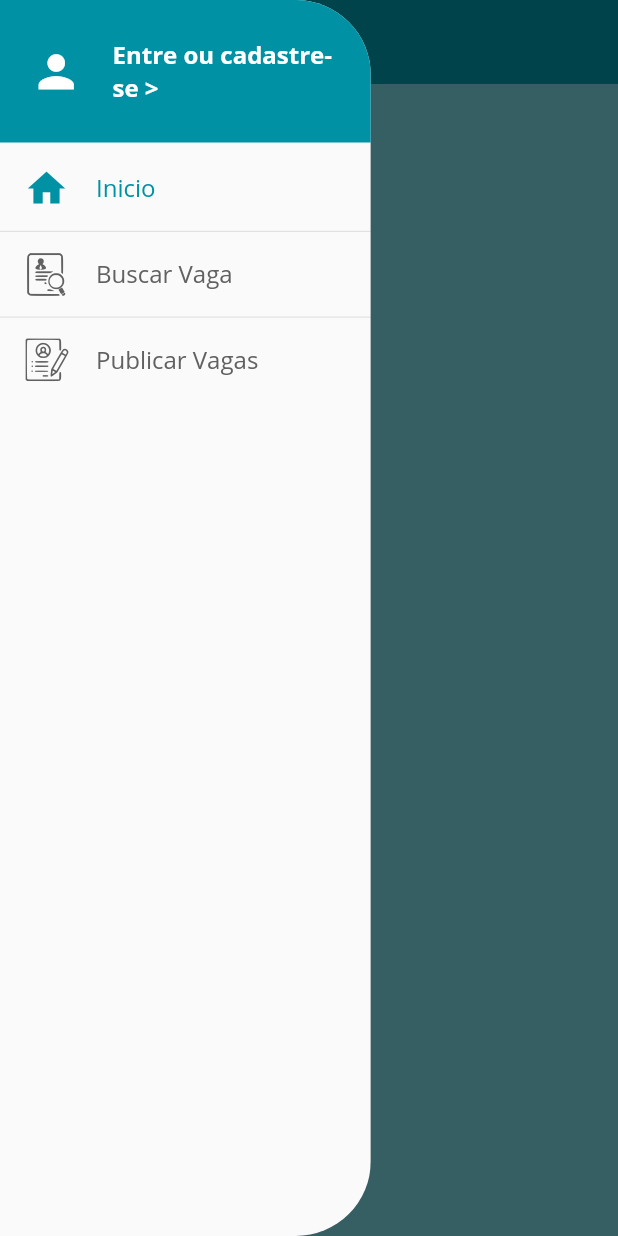
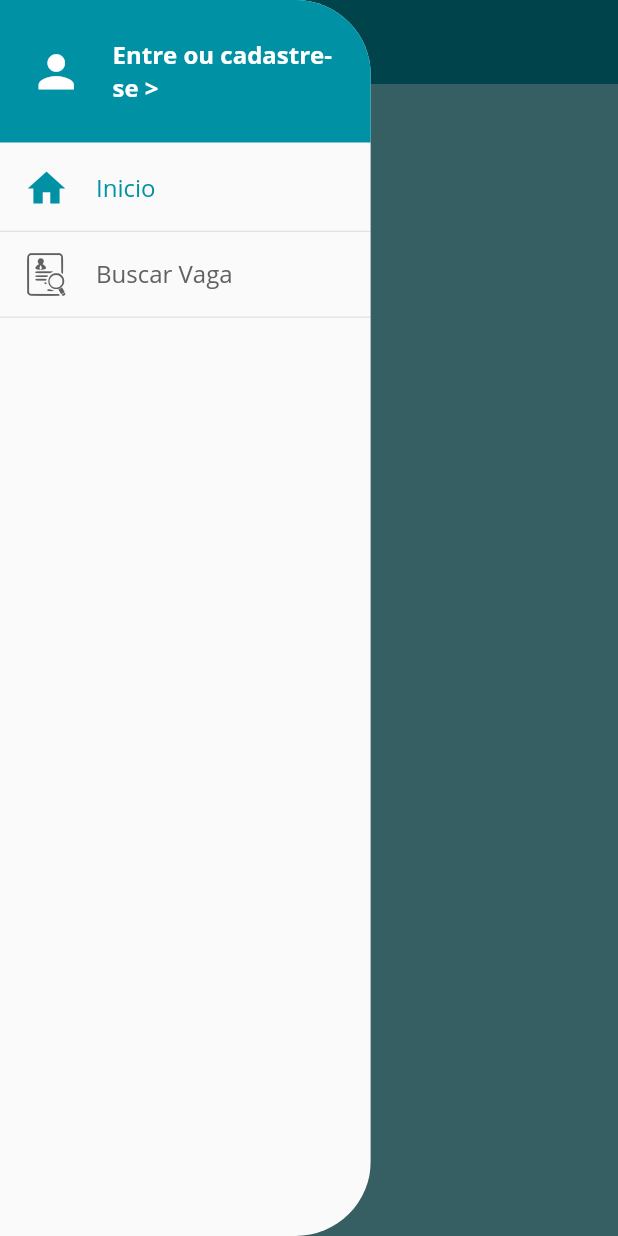
Before and after one commit to NylRJ/VenturaHR, a Flutter app: the screen it shows after launch, with the side drawer open, on a phone screen of 412 x 824 dp. Run offline on Flutter 3.47's test engine with Material 2 defaults, Android fonts, the phone set to English and light mode, and no system bars; our stand-ins replace after_layout, brasil_fields, carousel_pro, cloud_firestore, dio, firebase_auth and 4 more; accounts and stored records are empty; project files that could hold a hidden picture were left out.

Commit message:
Menu Drawer custom filtro vagas publicadas

```diff
--- a/ventura_rh/lib/common/components/custom_drawer/custom_drawer.dart
+++ b/ventura_rh/lib/common/components/custom_drawer/custom_drawer.dart
@@ -2,8 +2,8 @@ import 'package:flutter/material.dart';
 import 'package:ventura_rh/common/components/custom_drawer/drawer_tile.dart';
 import 'package:ventura_rh/common/components/custom_drawer/page_header.dart';
 import 'package:ventura_rh/utils/responsive.dart';
-
-import 'custom_drawer_header.dart';
+import 'package:provider/provider.dart';
+import 'package:ventura_rh/models/users/user_manager.dart';
 
 class CustomDrawer extends StatelessWidget {
   @override
@@ -11,12 +11,15 @@ class CustomDrawer extends StatelessWidget {
     final Responsive responsive = Responsive.of(context);
     final bool isTablet = MediaQuery.of(context).size.shortestSide >= 600;
 
+
     return ClipRRect(
       borderRadius: const BorderRadius.horizontal(right:  Radius.circular(50)),
       child: SizedBox(
         width: isTablet? MediaQuery.of(context).size.width * 0.50:MediaQuery.of(context).size.width * 0.60,
         child: Drawer(
-          child: ListView(
+          child: Consumer<UserManager>(
+            builder: (_,userManager,__){
+              return ListView(
                 children: <Widget>[
                   PageHeader(isTablet: isTablet,),
                   const SizedBox(height: 10,),
@@ -32,12 +35,43 @@ class CustomDrawer extends StatelessWidget {
                     page: 1,
                   ),
                   const Divider(),
+                  if(userManager.isLoggedIn)
+                    if(userManager.isCompany())
                   const DrawerTile(
                     iconData:  IconData(0xe900, fontFamily: 'editar_vagas'),
                     title: 'Publicar Vagas',
                     page: 2,
                   ),
+                  if(userManager.isLoggedIn)
+                    if(userManager.isCompany())
+                      const DrawerTile(
+                        iconData:  IconData(0xe9ae, fontFamily: 'ic_mala'),
+                        title: 'Vagas Publicadas',
+                        page: 3,
+
+                      ),
+                  if(userManager.isLoggedIn)
+                    if(userManager.isCompany())
+                      Transform.translate(
+                        offset: Offset(-25,0),
+                        child: const DrawerTile(
+                          iconData:  IconData(0xe901, fontFamily: 'ranking_vagas',),
+                          title: 'Ranking',
+                          page: 4,
+                          size: 50,
+                        ),
+                      ),
+                  if(userManager.isLoggedIn)
+                    if(!userManager.isCompany())
+                  const DrawerTile(
+                    iconData:  IconData(0xe900, fontFamily: 'editar_vagas'),
+                    title: 'Vagas Respondidas',
+                    page: 5,
+
+                  ),
                 ],
+              );
+            },
           ),
         ),
       ),
--- a/ventura_rh/lib/common/components/custom_drawer/drawer_tile.dart
+++ b/ventura_rh/lib/common/components/custom_drawer/drawer_tile.dart
@@ -3,10 +3,11 @@ import 'package:provider/provider.dart';
 import 'package:ventura_rh/models/page_manager.dart';
 
 class DrawerTile extends StatelessWidget {
-  const DrawerTile({this.iconData,this.title,this.page});
+  const DrawerTile({this.iconData,this.title,this.page, this.size});
   final IconData iconData;
   final String title;
   final int page;
+  final double size;
 
   @override
   Widget build(BuildContext context) {
@@ -26,7 +27,7 @@ class DrawerTile extends StatelessWidget {
               padding: const EdgeInsets.symmetric(horizontal: 16),
               child: Icon(
                 iconData,
-              size: 30,
+              size: size==null?30:size,
                 color: curPage == page ?primaryColor:Colors.grey[700],
               ),
             ),
--- a/ventura_rh/lib/common/components/custom_drawer/page_header.dart
+++ b/ventura_rh/lib/common/components/custom_drawer/page_header.dart
@@ -51,7 +51,7 @@ class PageHeader extends StatelessWidget {
                     if (userManager.isLoggedIn)
                       Text(
                       'Olá ${userManager.userHR?.name ?? ''}',
-                      overflow: TextOverflow.ellipsis,
+                      overflow: TextOverflow.clip,
                       style: TextStyle(
                           color: Colors.white,
                           fontSize: isTablet ? 22 : 16,
--- a/ventura_rh/lib/main.dart
+++ b/ventura_rh/lib/main.dart
@@ -7,6 +7,7 @@ import 'package:ventura_rh/screens/base/base_screen.dart';
 import 'package:ventura_rh/screens/login/login_page.dart';
 import 'package:ventura_rh/screens/splash/splash_screen.dart';
 import 'package:ventura_rh/screens/vaga/vaga_details/vaga_details.dart';
+import 'package:ventura_rh/screens/vaga/vaga_details/vaga_details2.dart';
 import 'package:ventura_rh/screens/vaga/vaga_edit/vaga_edit.dart';
 
 
@@ -83,7 +84,7 @@ class _MyHomePageState extends State<MyHomePage> {
               return MaterialPageRoute(builder: (_) => SplashScreen());
             case '/vagaDetails':
               return MaterialPageRoute(
-                  builder: (_) => VagaDetails(settings.arguments as Vaga));
+                  builder: (_) => VagaDetails2(settings.arguments as Vaga));
 
             case '/vaga_edit':
               return MaterialPageRoute(
--- a/ventura_rh/lib/models/vaga/vaga.dart
+++ b/ventura_rh/lib/models/vaga/vaga.dart
@@ -1,5 +1,4 @@
 import 'dart:io';
-
 import 'package:cloud_firestore/cloud_firestore.dart';
 import 'package:firebase_storage/firebase_storage.dart';
 import 'package:flutter/cupertino.dart';
@@ -102,7 +101,7 @@ class Vaga extends ChangeNotifier {
     if (id == null) {
       final doc = await firestore.collection('vaga').add(data);
       id = doc.documentID;
-      firestoreRef.updateData({'id':id});
+      firestoreRef.updateData({'id': id});
     } else {
       await firestoreRef.updateData(data);
     }
--- a/ventura_rh/lib/models/vaga/vaga_manager.dart
+++ b/ventura_rh/lib/models/vaga/vaga_manager.dart
@@ -43,7 +43,7 @@ class VagaManager extends ChangeNotifier {
   }
 
   void update(Vaga vaga){
-    allVagas.removeWhere((p) => p.id == vaga.id);
+    allVagas.removeWhere((v) => v.id == vaga.id);
     allVagas.add(vaga);
     notifyListeners();
   }
--- a/ventura_rh/lib/screens/base/base_screen.dart
+++ b/ventura_rh/lib/screens/base/base_screen.dart
@@ -2,8 +2,11 @@ import 'package:flutter/material.dart';
 import 'package:provider/provider.dart';
 import 'package:ventura_rh/common/components/custom_drawer/custom_drawer.dart';
 import 'package:ventura_rh/models/page_manager.dart';
+import 'package:ventura_rh/models/vaga/vaga.dart';
 import 'package:ventura_rh/screens/home/home_screen.dart';
+import 'package:ventura_rh/screens/vaga/vaga_edit/vaga_edit.dart';
 import 'package:ventura_rh/screens/vaga/vaga_screen.dart';
+import 'package:ventura_rh/screens/vaga/vagas_publicadas/vagas_publicadas.dart';
 
 class BaseScreen extends StatelessWidget {
   final PageController pageController = PageController();
@@ -18,10 +21,12 @@ class BaseScreen extends StatelessWidget {
         children: [
           HomeScreen(),
           VagaScreen(),
+          VagaEdit(Vaga()),
+          VagasPublicadas(),
           Scaffold(
             drawer: CustomDrawer(),
             appBar: AppBar(
-              title: const Text('Publicar Vagas'),
+              title: const Text('Vagas Publicadas '),
               centerTitle: true,
             ),
           ),
--- a/ventura_rh/pubspec.yaml
+++ b/ventura_rh/pubspec.yaml
@@ -122,6 +122,12 @@ flutter:
     - family: editar_vagas
       fonts:
         - asset: assets/fonts/ic_editar_vagas.ttf
+    - family: ranking_vagas
+      fonts:
+        - asset: assets/fonts/ic_ranking.ttf
+    - family: ic_mala
+      fonts:
+        - asset: assets/fonts/briefcase.ttf
     - family: sans
       fonts:
         - asset: assets/fonts/OpenSans-Light.ttf
```
Also changed, not shown: ventura_rh/lib/screens/vaga/vaga_details/components/dropdown_custon.dart (added, +45 -0 lines), ventura_rh/lib/screens/vaga/vaga_details/components/tabela_criterio.dart (+50 -10 lines), ventura_rh/lib/screens/vaga/vaga_details/components/vaga_form_details.dart (added, +109 -0 lines), ventura_rh/lib/screens/vaga/vaga_details/vaga_details2.dart (added, +120 -0 lines), ventura_rh/lib/screens/vaga/vaga_edit/components/edit_item_criterio.dart (+4 -4 lines), ventura_rh/lib/screens/vaga/vaga_edit/vaga_edit.dart (+24 -10 lines), ventura_rh/lib/screens/vaga/vagas_publicadas/vagas_publicadas.dart (added, +47 -0 lines), ventura_rh/assets/fonts/briefcase.ttf (added), ventura_rh/assets/fonts/ic_ranking.ttf (added), ventura_rh/assets/logo.svg. Lines whose indentation alone changed are shown as unchanged.
